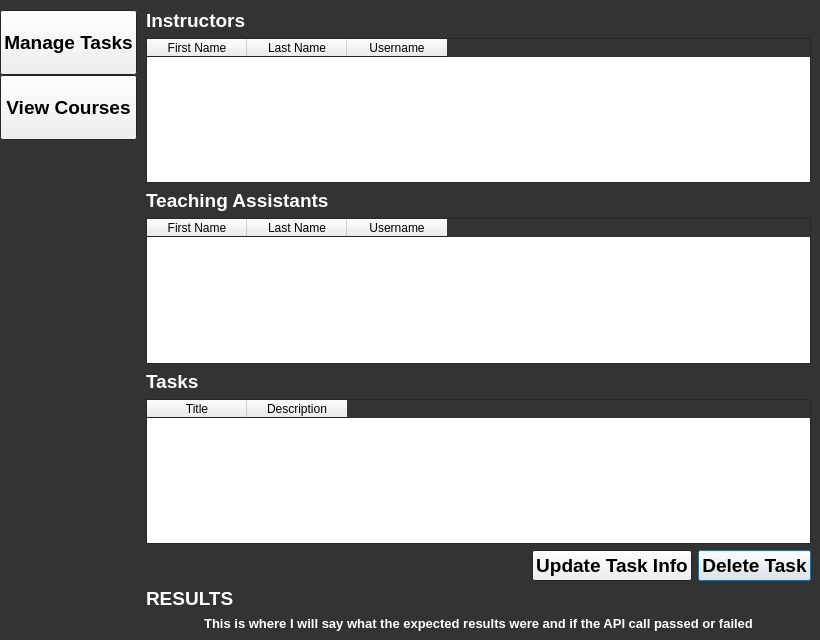
Before: the Qt Designer form TAEval-Client/apiwindow.ui in wfairclough/TAE, drawn with Qt 5.
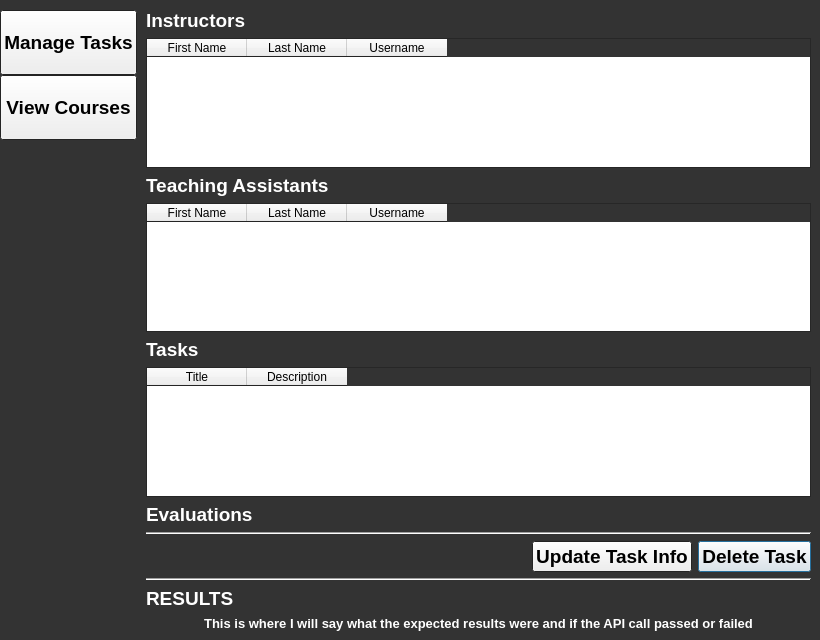
After: the same form once the commit is applied.

Commit message: Added line seperator to ManageTask View also last commit fixes #12

Diff of the .ui file:
```diff
--- a/TAEval-Client/apiwindow.ui
+++ b/TAEval-Client/apiwindow.ui
@@ -448,6 +448,20 @@
              </column>
             </widget>
            </item>
+           <item>
+            <widget class="QLabel" name="mt_evaluationLabe">
+             <property name="text">
+              <string>Evaluations</string>
+             </property>
+            </widget>
+           </item>
+           <item>
+            <widget class="Line" name="line">
+             <property name="orientation">
+              <enum>Qt::Horizontal</enum>
+             </property>
+            </widget>
+           </item>
            <item>
             <layout class="QHBoxLayout" name="dt_horizontalLayout1">
              <item>
@@ -491,6 +505,13 @@
              </item>
             </layout>
            </item>
+           <item>
+            <widget class="Line" name="line_2">
+             <property name="orientation">
+              <enum>Qt::Horizontal</enum>
+             </property>
+            </widget>
+           </item>
            <item>
             <widget class="QLabel" name="mt_resultsTitleText">
              <property name="text">
```
